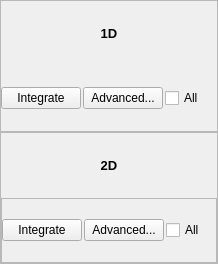
The window that xdart/gui/tabs/static_scan/ui/integratorUI.ui (rwalroth/xdart) describes before a commit, drawn with Qt 5.
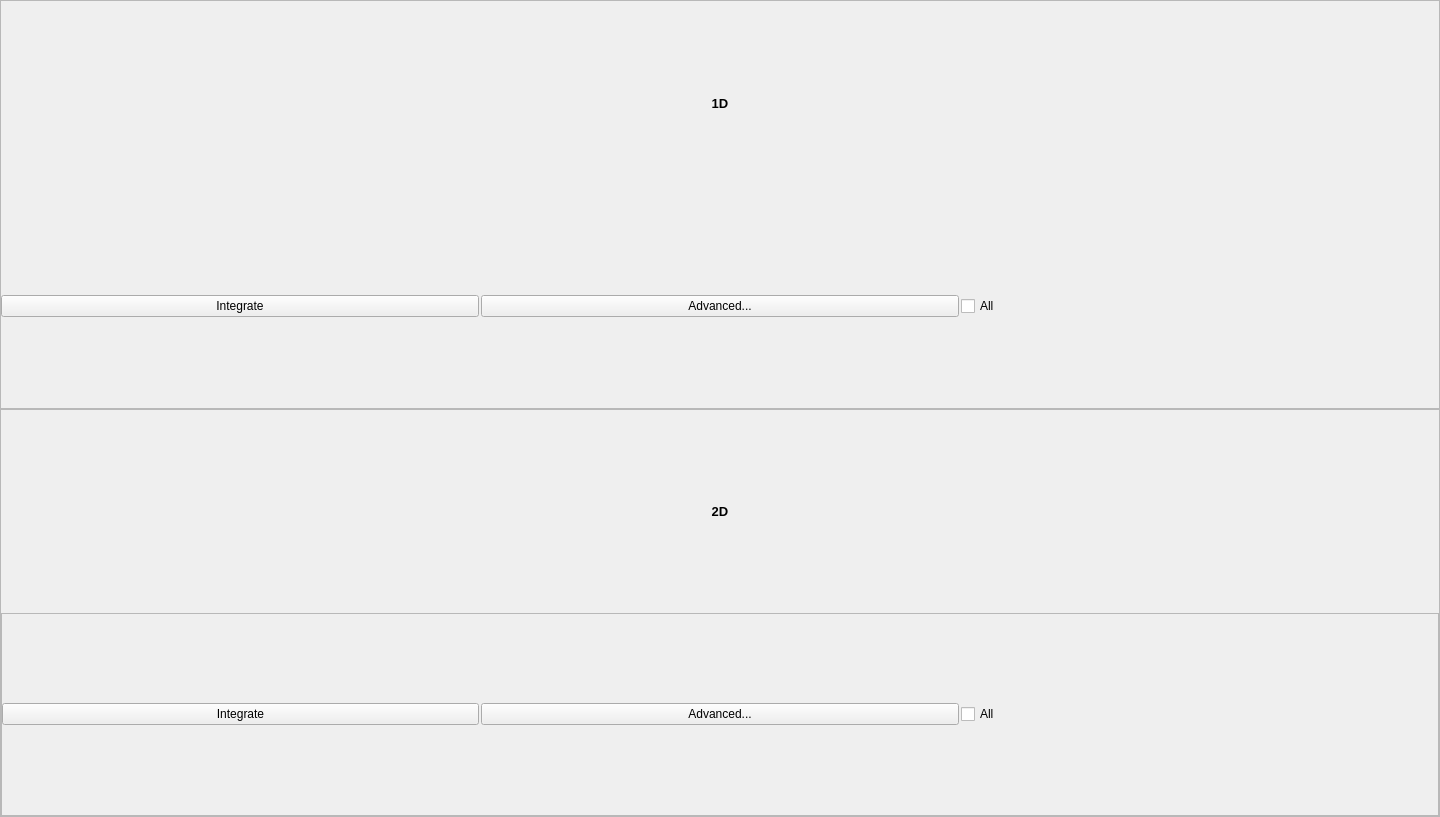
The same window after the commit.

Diff of the .ui file:
```diff
--- a/xdart/gui/tabs/static_scan/ui/integratorUI.ui
+++ b/xdart/gui/tabs/static_scan/ui/integratorUI.ui
@@ -6,8 +6,8 @@
    <rect>
     <x>0</x>
     <y>0</y>
-    <width>218</width>
-    <height>264</height>
+    <width>1440</width>
+    <height>817</height>
    </rect>
   </property>
   <property name="windowTitle">
```
Left out of the diff: 18 changed lines with no effect on the pictures.
